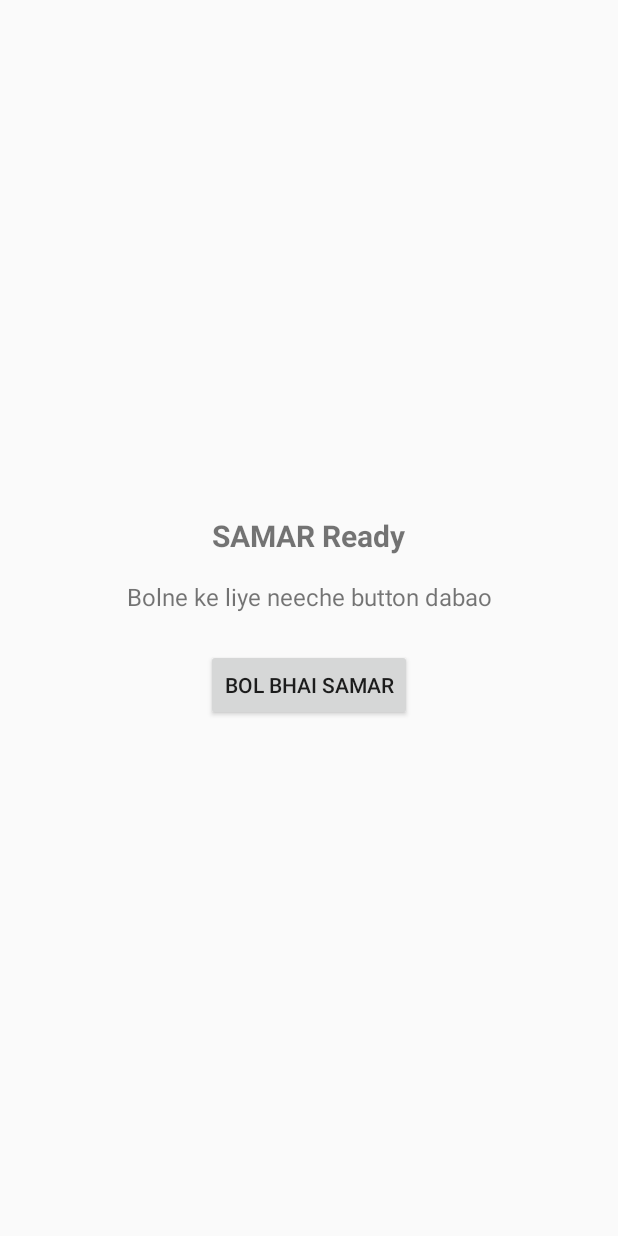
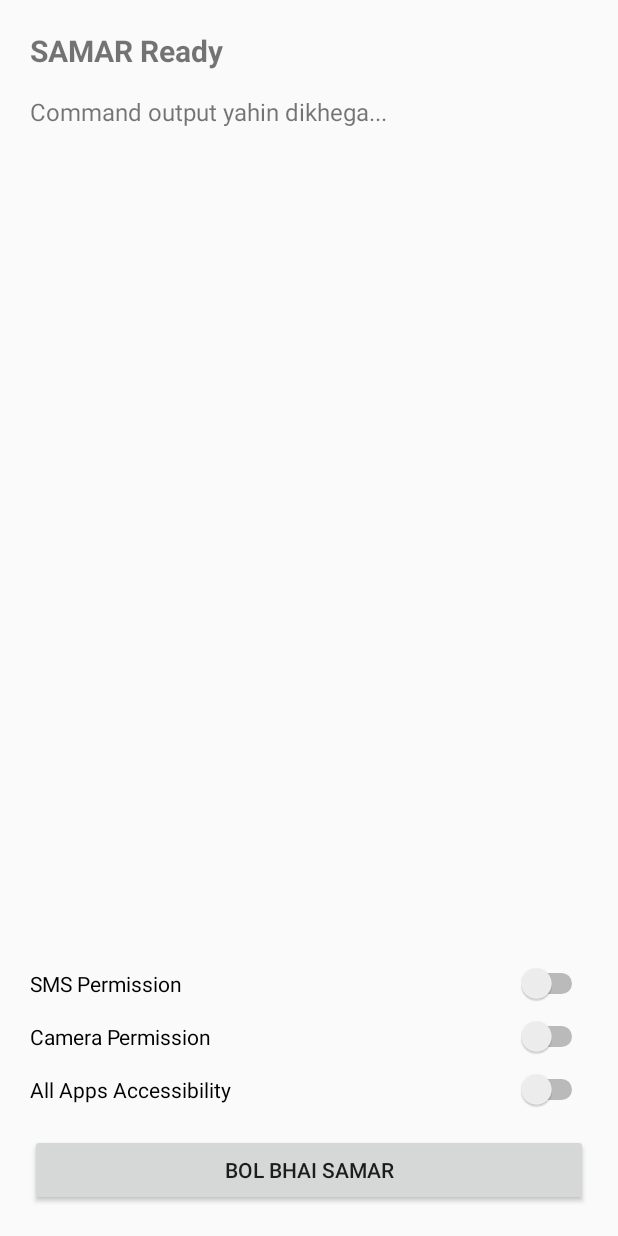
Before and after one commit to chaturvedikrishna472-ai/SAMAR2, an Android app: the screen it shows after launch (MainActivity), on a phone screen of 412 x 824 dp. Run offline under Robolectric (Android 15) with nearby library versions, the phone set to English and light mode, and no system bars.

Commit message:
Update layout with new TextViews and Switches

```diff
--- a/app/src/main/res/layout/activity_main.xml
+++ b/app/src/main/res/layout/activity_main.xml
@@ -2,32 +2,52 @@
 <LinearLayout xmlns:android="http://schemas.android.com/apk/res/android"
     android:layout_width="match_parent"
     android:layout_height="match_parent"
-    android:gravity="center"
     android:orientation="vertical"
-    android:padding="24dp">
+    android:padding="20dp">
 
     <TextView
         android:id="@+id/statusText"
-        android:layout_width="wrap_content"
+        android:layout_width="match_parent"
         android:layout_height="wrap_content"
-        android:text="SAMAR Initializing..."
+        android:text="SAMAR Offline"
         android:textSize="20sp"
         android:textStyle="bold" />
 
     <TextView
         android:id="@+id/resultText"
-        android:layout_width="wrap_content"
+        android:layout_width="match_parent"
+        android:layout_height="0dp"
+        android:layout_weight="1"
+        android:layout_marginTop="16dp"
+        android:text="Command output yahin dikhega..."
+        android:textSize="16sp" />
+
+    <Switch
+        android:id="@+id/smsPermissionSwitch"
+        android:layout_width="match_parent"
         android:layout_height="wrap_content"
-        android:layout_marginTop="16dp"
-        android:gravity="center"
-        android:text="Bolne ke liye neeche button dabao"
-        android:textSize="16sp" />
+        android:layout_marginTop="12dp"
+        android:text="SMS Permission" />
+
+    <Switch
+        android:id="@+id/cameraPermissionSwitch"
+        android:layout_width="match_parent"
+        android:layout_height="wrap_content"
+        android:layout_marginTop="8dp"
+        android:text="Camera Permission" />
+
+    <Switch
+        android:id="@+id/accessibilitySwitch"
+        android:layout_width="match_parent"
+        android:layout_height="wrap_content"
+        android:layout_marginTop="8dp"
+        android:text="All Apps Accessibility" />
 
     <Button
         android:id="@+id/listenButton"
-        android:layout_width="wrap_content"
+        android:layout_width="match_parent"
         android:layout_height="wrap_content"
-        android:layout_marginTop="24dp"
+        android:layout_marginTop="16dp"
         android:text="Bol bhai SAMAR" />
 
 </LinearLayout>
```
